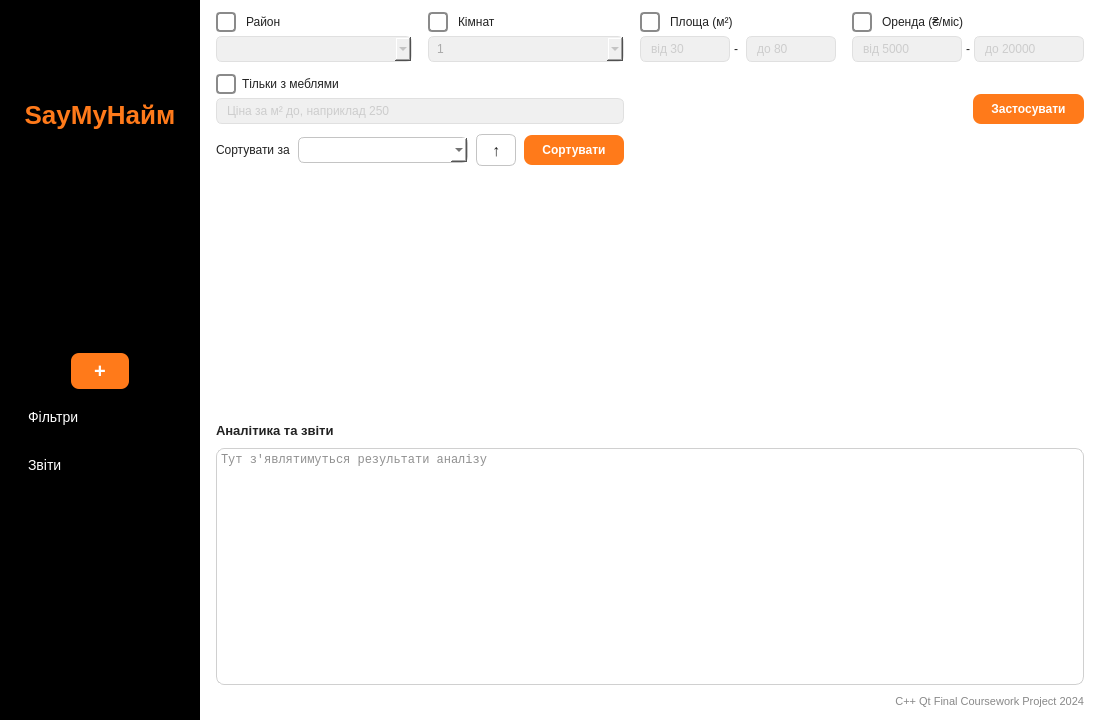
Above: mainwindow.ui from FedoliakLA/Kursova before the change. Below: the same form after it.
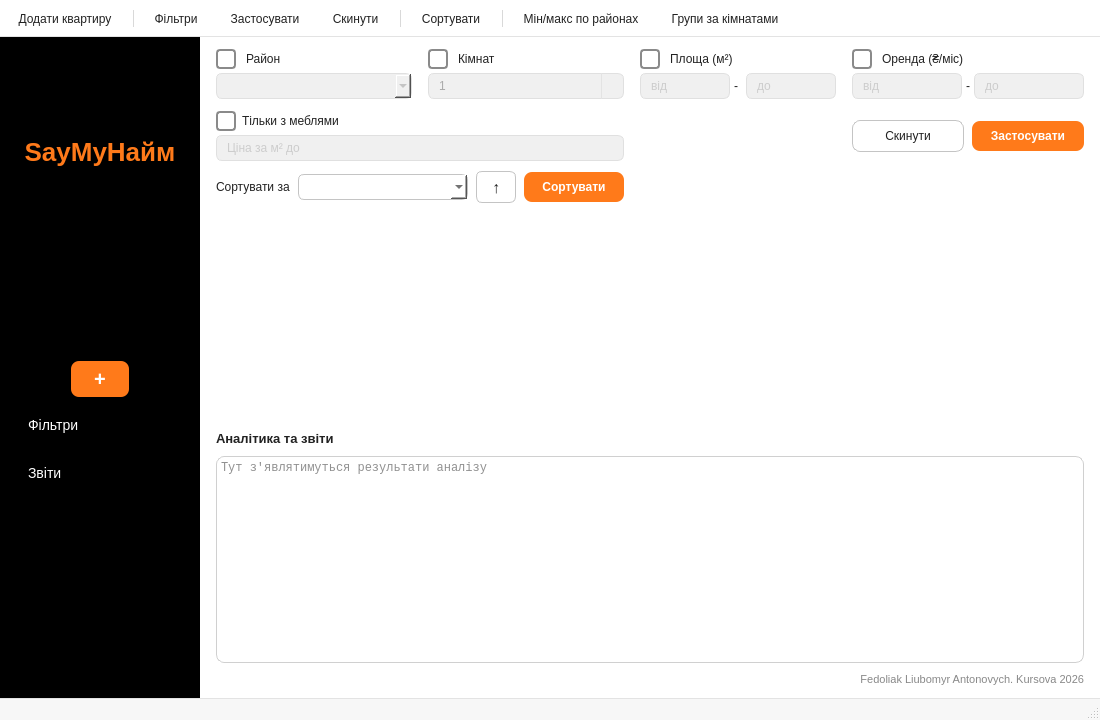
That is the form after the change. Icons and pictures are not drawn.

What changed in the file:
```diff
--- a/mainwindow.ui
+++ b/mainwindow.ui
@@ -87,6 +87,43 @@
     QLabel#lblGroupTitle { color: #222222; font-size: 15px; font-weight: bold; }
     QFrame#groupLine { background: #e3e3e3; border: none; }
 
+    QMenuBar { background: #ffffff; color: #222222; border-bottom: 1px solid #e3e3e3; }
+    QMenuBar::item { background: transparent; padding: 6px 12px; }
+    QMenuBar::item:selected { background: #ff7a1a; color: #ffffff; border-radius: 6px; }
+    QMenu::separator { height: 1px; background: #e3e3e3; margin: 4px 8px; }
+    QMenu::item:disabled { color: #aaaaaa; }
+    QToolBar { background: #ffffff; border: none; border-bottom: 1px solid #e3e3e3; spacing: 4px; padding: 4px; }
+    QToolButton { color: #222222; background: transparent; border: none; border-radius: 6px; padding: 6px 10px; }
+    QToolButton:hover { background: #ffe3cc; }
+    QToolButton:checked { background: #ff7a1a; color: #ffffff; }
+    QStatusBar { background: #f7f7f7; color: #555555; border-top: 1px solid #e3e3e3; }
+    QToolTip { color: #222222; background: #ffffff; border: 1px solid #c4c4c4; padding: 4px; }
+
+    QSpinBox {
+        color: #222222; background: #ffffff;
+        border: 1px solid #c4c4c4; border-radius: 6px;
+        padding: 4px 26px 4px 8px;
+    }
+    QSpinBox:focus { border: 1px solid #ff7a1a; }
+    QSpinBox:disabled { background: #f0f0f0; color: #aaaaaa; border-color: #e0e0e0; }
+    QSpinBox::up-button {
+        subcontrol-origin: border; subcontrol-position: top right; width: 22px;
+        border: none; border-left: 1px solid #e3e3e3; border-top-right-radius: 6px; background: transparent;
+    }
+    QSpinBox::down-button {
+        subcontrol-origin: border; subcontrol-position: bottom right; width: 22px;
+        border: none; border-left: 1px solid #e3e3e3; border-bottom-right-radius: 6px; background: transparent;
+    }
+    QSpinBox::up-button:hover, QSpinBox::down-button:hover { background: #ffe3cc; }
+    QSpinBox::up-arrow { image: url(:/arrow_up.png); width: 12px; height: 12px; }
+    QSpinBox::down-arrow { image: url(:/arrow_down.png); width: 12px; height: 12px; }
+    QSpinBox QLineEdit { border: none; background: transparent; padding: 0; }
+    QPushButton#btnReset {
+        background: #ffffff; color: #222222; border: 1px solid #c4c4c4; border-radius: 8px;
+        padding: 8px 18px;
+    }
+    QPushButton#btnReset:hover { border-color: #ff7a1a; }
+    QFrame#flatCard:hover { border: 1px solid #ff7a1a; }
     QFrame#flatCard {
         background: #ffffff; border: 1px solid #e3e3e3; border-radius: 12px;
     }
@@ -145,26 +182,39 @@
         <number>20</number>
        </property>
        <item>
-        <widget class="QLabel" name="lblLogoIcon">
-         <property name="minimumSize">
-          <size>
-           <width>0</width>
-           <height>72</height>
-          </size>
+        <layout class="QHBoxLayout" name="horizontalLayout">
+         <property name="bottomMargin">
+          <number>0</number>
          </property>
-         <property name="maximumSize">
-          <size>
-           <width>16777215</width>
-           <height>72</height>
-          </size>
-         </property>
-         <property name="text">
-          <string/>
-         </property>
-         <property name="alignment">
-          <set>Qt::AlignCenter</set>
-         </property>
-        </widget>
+         <item>
+          <widget class="QLabel" name="lblLogoIcon">
+           <property name="minimumSize">
+            <size>
+             <width>72</width>
+             <height>72</height>
+            </size>
+           </property>
+           <property name="maximumSize">
+            <size>
+             <width>72</width>
+             <height>72</height>
+            </size>
+           </property>
+           <property name="text">
+            <string/>
+           </property>
+           <property name="pixmap">
+            <pixmap resource="resources.qrc">:/icons/app_icon.jpg</pixmap>
+           </property>
+           <property name="scaledContents">
+            <bool>true</bool>
+           </property>
+           <property name="alignment">
+            <set>Qt::AlignmentFlag::AlignCenter</set>
+           </property>
+          </widget>
+         </item>
+        </layout>
        </item>
        <item>
         <widget class="QLabel" name="lblLogo">
@@ -415,7 +465,7 @@
             </layout>
            </item>
            <item>
-            <widget class="QComboBox" name="cbRooms">
+            <widget class="QSpinBox" name="spRooms">
              <property name="enabled">
               <bool>false</bool>
              </property>
@@ -425,31 +475,18 @@
                <height>0</height>
               </size>
              </property>
-             <item>
-              <property name="text">
-               <string>1</string>
-              </property>
-             </item>
-             <item>
-              <property name="text">
-               <string>2</string>
-              </property>
-             </item>
-             <item>
-              <property name="text">
-               <string>3</string>
-              </property>
-             </item>
-             <item>
-              <property name="text">
-               <string>4</string>
-              </property>
-             </item>
-             <item>
-              <property name="text">
-               <string>5+</string>
-              </property>
-             </item>
+             <property name="toolTip">
+              <string>Кількість кімнат</string>
+             </property>
+             <property name="minimum">
+              <number>1</number>
+             </property>
+             <property name="maximum">
+              <number>10</number>
+             </property>
+             <property name="value">
+              <number>1</number>
+             </property>
             </widget>
            </item>
           </layout>
@@ -504,7 +541,7 @@
                 </size>
                </property>
                <property name="placeholderText">
-                <string>від 30</string>
+                <string>від</string>
                </property>
               </widget>
              </item>
@@ -527,7 +564,7 @@
                 </size>
                </property>
                <property name="placeholderText">
-                <string>до 80</string>
+                <string>до</string>
                </property>
               </widget>
              </item>
@@ -585,7 +622,7 @@
                 </size>
                </property>
                <property name="placeholderText">
-                <string>від 5000</string>
+                <string>від</string>
                </property>
               </widget>
              </item>
@@ -608,7 +645,7 @@
                 </size>
                </property>
                <property name="placeholderText">
-                <string>до 20000</string>
+                <string>до</string>
                </property>
               </widget>
              </item>
@@ -637,21 +674,44 @@
               <bool>false</bool>
              </property>
              <property name="placeholderText">
-              <string>Ціна за м² до, наприклад 250</string>
+              <string>Ціна за м² до</string>
              </property>
             </widget>
            </item>
           </layout>
          </item>
-         <item row="1" column="3" alignment="Qt::AlignRight|Qt::AlignBottom">
-          <widget class="QPushButton" name="btnApply">
-           <property name="text">
-            <string>Застосувати</string>
+         <item row="1" column="3">
+          <layout class="QHBoxLayout" name="applyRow">
+           <property name="spacing">
+            <number>8</number>
            </property>
-           <property name="cursor">
-            <cursorShape>PointingHandCursor</cursorShape>
-           </property>
-          </widget>
+           <item>
+            <widget class="QPushButton" name="btnReset">
+             <property name="cursor">
+              <cursorShape>PointingHandCursor</cursorShape>
+             </property>
+             <property name="toolTip">
+              <string>Вимкнути всі фільтри й показати всі квартири (Ctrl+R)</string>
+             </property>
+             <property name="text">
+              <string>Скинути</string>
+             </property>
+            </widget>
+           </item>
+           <item>
+            <widget class="QPushButton" name="btnApply">
+             <property name="cursor">
+              <cursorShape>PointingHandCursor</cursorShape>
+             </property>
+             <property name="toolTip">
+              <string>Показати квартири, що відповідають увімкненим фільтрам (Ctrl+Enter)</string>
+             </property>
+             <property name="text">
+              <string>Застосувати</string>
+             </property>
+            </widget>
+           </item>
+          </layout>
          </item>
         </layout>
        </widget>
@@ -741,8 +801,8 @@
           <rect>
            <x>0</x>
            <y>0</y>
-           <width>700</width>
-           <height>300</height>
+           <width>868</width>
+           <height>336</height>
           </rect>
          </property>
          <layout class="QGridLayout" name="flatsGrid">
@@ -776,10 +836,10 @@
       <item>
        <widget class="QLabel" name="lblFooter">
         <property name="text">
-         <string>C++ Qt Final Coursework Project 2024</string>
+         <string>Fedoliak Liubomyr Antonovych. Kursova 2026</string>
         </property>
         <property name="alignment">
-         <set>Qt::AlignRight|Qt::AlignVCenter</set>
+         <set>Qt::AlignmentFlag::AlignRight|Qt::AlignmentFlag::AlignTrailing|Qt::AlignmentFlag::AlignVCenter</set>
         </property>
        </widget>
       </item>
@@ -787,6 +847,188 @@
     </item>
    </layout>
   </widget>
+  <widget class="QMenuBar" name="menubar">
+   <property name="geometry">
+    <rect>
+     <x>0</x>
+     <y>0</y>
+     <width>1100</width>
+     <height>32</height>
+    </rect>
+   </property>
+  </widget>
+  <widget class="QToolBar" name="toolBar">
+   <property name="windowTitle">
+    <string>Панель інструментів</string>
+   </property>
+   <property name="movable">
+    <bool>false</bool>
+   </property>
+   <property name="toolButtonStyle">
+    <enum>Qt::ToolButtonStyle::ToolButtonTextOnly</enum>
+   </property>
+   <attribute name="toolBarArea">
+    <enum>TopToolBarArea</enum>
+   </attribute>
+   <attribute name="toolBarBreak">
+    <bool>false</bool>
+   </attribute>
+   <addaction name="actionAddFlat"/>
+   <addaction name="separator"/>
+   <addaction name="actionToggleFilters"/>
+   <addaction name="actionApplyFilters"/>
+   <addaction name="actionResetFilters"/>
+   <addaction name="separator"/>
+   <addaction name="actionSort"/>
+   <addaction name="separator"/>
+   <addaction name="actionReportMinMax"/>
+   <addaction name="actionReportGroups"/>
+  </widget>
+  <widget class="QStatusBar" name="statusbar"/>
+  <action name="actionAddFlat">
+   <property name="text">
+    <string>Додати квартиру</string>
+   </property>
+   <property name="toolTip">
+    <string>Додати нову квартиру (Ctrl+N)</string>
+   </property>
+   <property name="statusTip">
+    <string>Відкрити форму додавання нової квартири</string>
+   </property>
+   <property name="shortcut">
+    <string>Ctrl+N</string>
+   </property>
+  </action>
+  <action name="actionExit">
+   <property name="text">
+    <string>Вихід</string>
+   </property>
+   <property name="toolTip">
+    <string>Закрити програму (Ctrl+Q)</string>
+   </property>
+   <property name="statusTip">
+    <string>Закрити програму</string>
+   </property>
+   <property name="shortcut">
+    <string>Ctrl+Q</string>
+   </property>
+  </action>
+  <action name="actionToggleFilters">
+   <property name="checkable">
+    <bool>true</bool>
+   </property>
+   <property name="text">
+    <string>Показати фільтри</string>
+   </property>
+   <property name="iconText">
+    <string>Фільтри</string>
+   </property>
+   <property name="toolTip">
+    <string>Показати або сховати панель фільтрів (Ctrl+F)</string>
+   </property>
+   <property name="statusTip">
+    <string>Показати або сховати панель фільтрів</string>
+   </property>
+   <property name="shortcut">
+    <string>Ctrl+F</string>
+   </property>
+  </action>
+  <action name="actionApplyFilters">
+   <property name="text">
+    <string>Застосувати фільтри</string>
+   </property>
+   <property name="iconText">
+    <string>Застосувати</string>
+   </property>
+   <property name="toolTip">
+    <string>Показати квартири за увімкненими фільтрами (Ctrl+Enter)</string>
+   </property>
+   <property name="statusTip">
+    <string>Показати квартири, що відповідають увімкненим фільтрам</string>
+   </property>
+   <property name="shortcut">
+    <string>Ctrl+Return</string>
+   </property>
+  </action>
+  <action name="actionResetFilters">
+   <property name="text">
+    <string>Скинути фільтри</string>
+   </property>
+   <property name="iconText">
+    <string>Скинути</string>
+   </property>
+   <property name="toolTip">
+    <string>Вимкнути всі фільтри й показати всі квартири (Ctrl+R)</string>
+   </property>
+   <property name="statusTip">
+    <string>Вимкнути всі фільтри й показати всі квартири</string>
+   </property>
+   <property name="shortcut">
+    <string>Ctrl+R</string>
+   </property>
+  </action>
+  <action name="actionSort">
+   <property name="text">
+    <string>Сортувати</string>
+   </property>
+   <property name="toolTip">
+    <string>Відсортувати показані квартири за обраним полем (F6)</string>
+   </property>
+   <property name="statusTip">
+    <string>Відсортувати показані квартири за обраним полем і напрямком</string>
+   </property>
+   <property name="shortcut">
+    <string>F6</string>
+   </property>
+  </action>
+  <action name="actionReportMinMax">
+   <property name="text">
+    <string>Мін. і макс. оренда по районах</string>
+   </property>
+   <property name="iconText">
+    <string>Мін/макс по районах</string>
+   </property>
+   <property name="toolTip">
+    <string>Квартири з найменшою та найбільшою орендою в кожному районі (Ctrl+1)</string>
+   </property>
+   <property name="statusTip">
+    <string>Визначити квартири з мінімальною та максимальною орендою в кожному районі</string>
+   </property>
+   <property name="shortcut">
+    <string>Ctrl+1</string>
+   </property>
+  </action>
+  <action name="actionReportGroups">
+   <property name="text">
+    <string>Групування за кількістю кімнат</string>
+   </property>
+   <property name="iconText">
+    <string>Групи за кімнатами</string>
+   </property>
+   <property name="toolTip">
+    <string>Згрупувати квартири за кімнатами та відсортувати за орендою (Ctrl+2)</string>
+   </property>
+   <property name="statusTip">
+    <string>Згрупувати квартири за кількістю кімнат і відсортувати за орендою в групі</string>
+   </property>
+   <property name="shortcut">
+    <string>Ctrl+2</string>
+   </property>
+  </action>
+  <action name="actionAbout">
+   <property name="text">
+    <string>Про програму</string>
+   </property>
+   <property name="toolTip">
+    <string>Відомості про програму (F1)</string>
+   </property>
+   <property name="statusTip">
+    <string>Відомості про програму</string>
+   </property>
+   <property name="shortcut">
+    <string>F1</string>
+   </property>
+  </action>
  </widget>
  <resources/>
  <connections>
```
Left out of the diff: 237 changed lines with no effect on the pictures.
